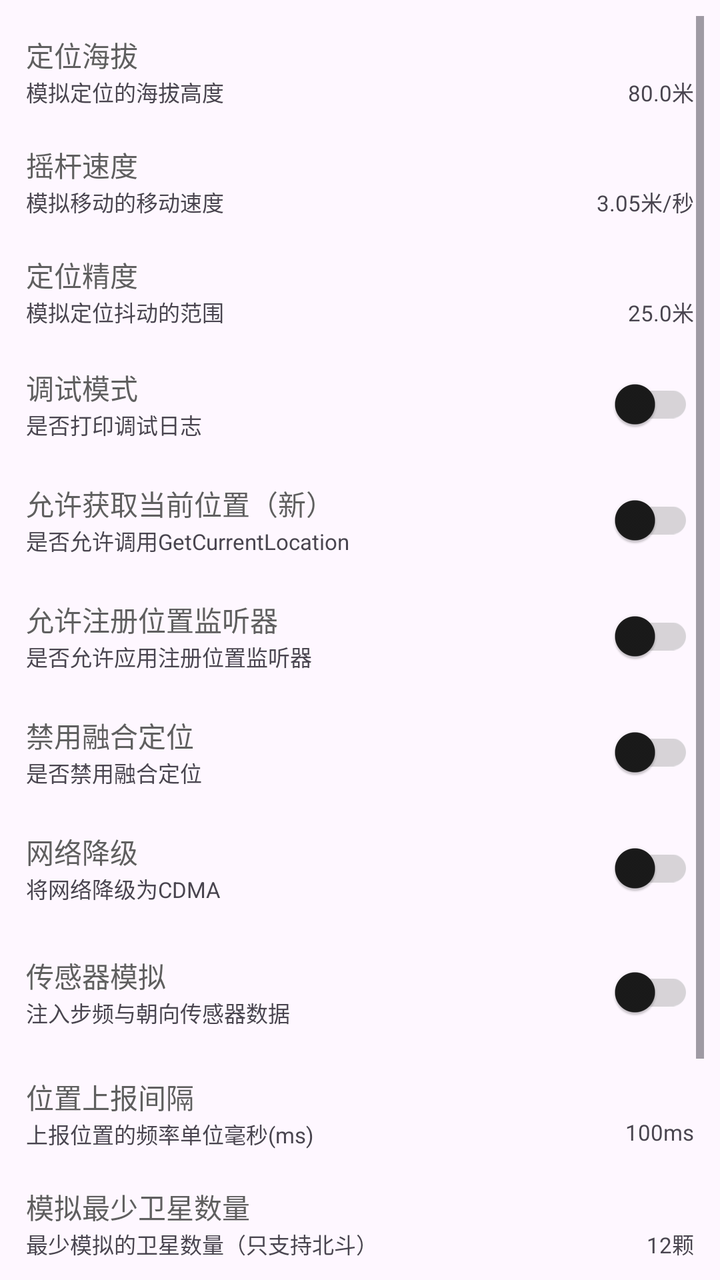
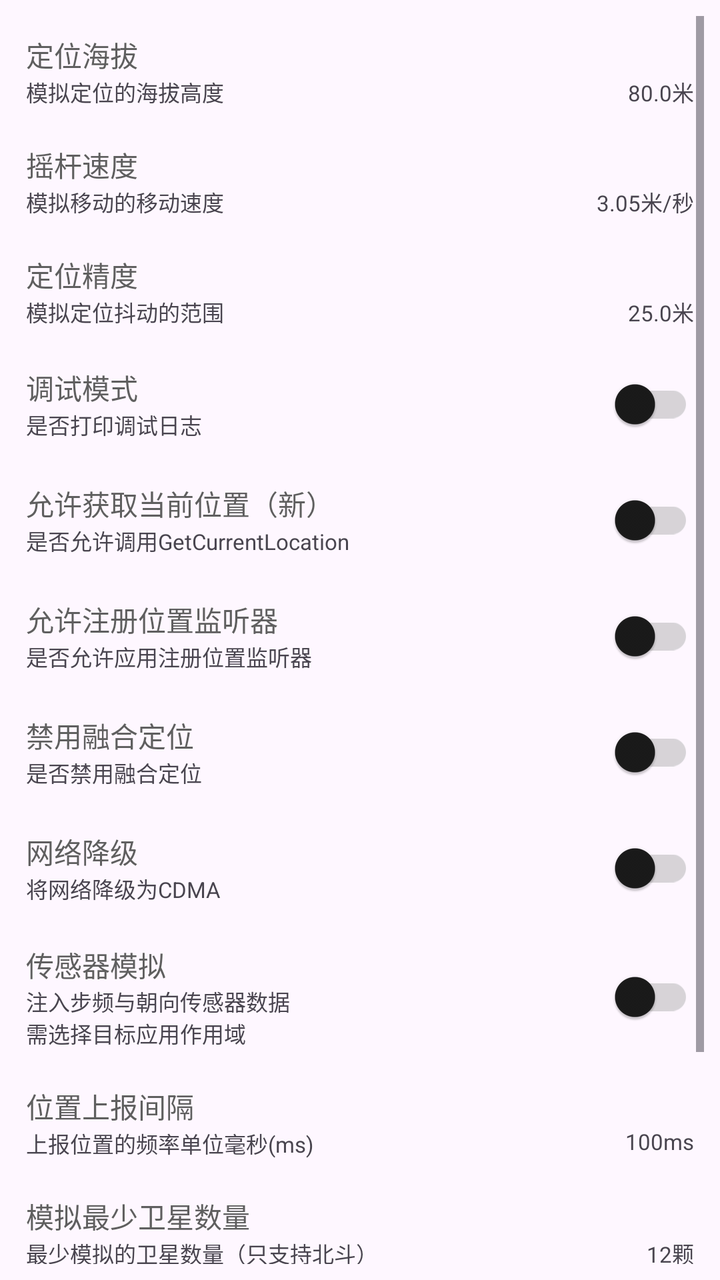

Before-and-after screenshots of an Android layout around one commit, followed by the original layout XML and the change that was made.
<!-- AndroidManifest.xml: application theme AppTheme -->
<!-- res/layout/fragment_settings.xml -->
<?xml version="1.0" encoding="utf-8"?>
<androidx.constraintlayout.widget.ConstraintLayout xmlns:android="http://schemas.android.com/apk/res/android"
    xmlns:app="http://schemas.android.com/apk/res-auto"
    xmlns:tools="http://schemas.android.com/tools"
    android:layout_width="match_parent"
    android:layout_height="match_parent"
    android:padding="8dp"
    tools:context=".ui.settings.SettingsFragment">

    <ScrollView
        android:layout_width="match_parent"
        android:layout_height="0dp"
        app:layout_constraintTop_toTopOf="parent"
        app:layout_constraintStart_toStartOf="parent">

        <LinearLayout
            android:layout_width="match_parent"
            android:layout_height="wrap_content"
            android:orientation="vertical">

            <LinearLayout
                android:id="@+id/selinux_layout"
                android:visibility="gone"
                android:layout_width="match_parent"
                android:layout_height="wrap_content"
                android:gravity="center_vertical"
                android:orientation="horizontal"
                android:padding="5dp">
                <LinearLayout
                    android:layout_width="0dp"
                    android:layout_height="wrap_content"
                    android:layout_weight="1"
                    android:orientation="vertical"
                    android:gravity="center_vertical">
                    <com.google.android.material.textview.MaterialTextView
                        android:layout_width="wrap_content"
                        android:layout_height="wrap_content"
                        android:text="@string/selinux"
                        android:textColor="?attr/colorOnSurfaceVariant" />
                    <com.google.android.material.textview.MaterialTextView
                        android:layout_width="wrap_content"
                        android:layout_height="wrap_content"
                        android:text="@string/need_open_selinux"
                        android:textSize="11sp" />
                </LinearLayout>
                <com.google.android.material.switchmaterial.SwitchMaterial
                    android:id="@+id/selinux_switch"
                    android:layout_width="0dp"
                    android:layout_weight="1"
                    android:layout_height="wrap_content"
                    android:layout_gravity="center_vertical"
                    app:useMaterialThemeColors="true"
                    app:trackTint="@color/switch_track_tint"/>
            </LinearLayout>

            <androidx.constraintlayout.widget.ConstraintLayout
                android:id="@+id/altitude_layout"
                android:layout_width="match_parent"
                android:layout_height="wrap_content"
                android:gravity="center_vertical"
                android:padding="5dp"
                android:layout_marginTop="4dp"
                android:layout_marginBottom="4dp">

                <com.google.android.material.textview.MaterialTextView
                    android:id="@+id/altitude_title"
                    android:layout_width="wrap_content"
                    android:layout_height="wrap_content"
                    android:text="@string/altitude"
                    android:textColor="?attr/colorOnSurfaceVariant"
                    app:layout_constraintStart_toStartOf="parent"
                    app:layout_constraintTop_toTopOf="parent"/>

                <com.google.android.material.textview.MaterialTextView
                    android:id="@+id/altitude_desc"
                    android:layout_width="wrap_content"
                    android:layout_height="wrap_content"
                    android:text="@string/altitude_desc"
                    android:textSize="11sp"
                    app:layout_constraintStart_toStartOf="parent"
                    app:layout_constraintTop_toBottomOf="@id/altitude_title"/>

                <com.google.android.material.textview.MaterialTextView
                    android:id="@+id/altitude_value"
                    android:layout_width="wrap_content"
                    android:layout_height="wrap_content"
                    android:text="80.0米"
                    android:textSize="11sp"
                    app:layout_constraintTop_toBottomOf="@id/altitude_title"
                    app:layout_constraintEnd_toEndOf="parent" />

            </androidx.constraintlayout.widget.ConstraintLayout>

            <androidx.constraintlayout.widget.ConstraintLayout
                android:id="@+id/speed_layout"
                android:layout_width="match_parent"
                android:layout_height="wrap_content"
                android:gravity="center_vertical"
                android:padding="5dp"
                android:layout_marginTop="4dp"
                android:layout_marginBottom="4dp">

                <com.google.android.material.textview.MaterialTextView
                    android:id="@+id/speed_title"
                    android:layout_width="wrap_content"
                    android:layout_height="wrap_content"
                    android:text="@string/rocker_speed"
                    android:textColor="?attr/colorOnSurfaceVariant"
                    app:layout_constraintStart_toStartOf="parent"
                    app:layout_constraintTop_toTopOf="parent"/>

                <com.google.android.material.textview.MaterialTextView
                    android:id="@+id/speed_desc"
                    android:layout_width="wrap_content"
                    android:layout_height="wrap_content"
                    android:text="@string/rocker_speed_desc"
                    android:textSize="11sp"
                    app:layout_constraintStart_toStartOf="parent"
                    app:layout_constraintTop_toBottomOf="@id/speed_title"/>

                <com.google.android.material.textview.MaterialTextView
                    android:id="@+id/speed_value"
                    android:layout_width="wrap_content"
                    android:layout_height="wrap_content"
                    android:text="3.05米/秒"
                    android:textSize="11sp"
                    app:layout_constraintTop_toBottomOf="@id/speed_title"
                    app:layout_constraintEnd_toEndOf="parent" />

            </androidx.constraintlayout.widget.ConstraintLayout>

            <androidx.constraintlayout.widget.ConstraintLayout
                android:id="@+id/accuracy_layout"
                android:layout_width="match_parent"
                android:layout_height="wrap_content"
                android:gravity="center_vertical"
                android:padding="5dp"
                android:layout_marginTop="4dp"
                android:layout_marginBottom="4dp">

                <com.google.android.material.textview.MaterialTextView
                    android:id="@+id/accuracy_title"
                    android:layout_width="wrap_content"
                    android:layout_height="wrap_content"
                    android:text="@string/accuracy"
                    android:textColor="?attr/colorOnSurfaceVariant"
                    app:layout_constraintStart_toStartOf="parent"
                    app:layout_constraintTop_toTopOf="parent"/>

                <com.google.android.material.textview.MaterialTextView
                    android:id="@+id/accuracy_desc"
                    android:layout_width="wrap_content"
                    android:layout_height="wrap_content"
                    android:text="@string/accuracy_desc"
                    android:textSize="11sp"
                    app:layout_constraintStart_toStartOf="parent"
                    app:layout_constraintTop_toBottomOf="@id/accuracy_title"/>

                <com.google.android.material.textview.MaterialTextView
                    android:id="@+id/accuracy_value"
                    android:layout_width="wrap_content"
                    android:layout_height="wrap_content"
                    android:text="25.0米"
                    android:textSize="11sp"
                    app:layout_constraintTop_toBottomOf="@id/accuracy_title"
                    app:layout_constraintEnd_toEndOf="parent" />

            </androidx.constraintlayout.widget.ConstraintLayout>

            <LinearLayout
                android:id="@+id/debug_layout"
                android:layout_width="match_parent"
                android:layout_height="wrap_content"
                android:padding="5dp"
                android:gravity="center_vertical"
                android:orientation="horizontal">
                <LinearLayout
                    android:layout_width="0dp"
                    android:layout_height="wrap_content"
                    android:layout_weight="1"
                    android:orientation="vertical"
                    android:gravity="center_vertical">
                    <com.google.android.material.textview.MaterialTextView
                        android:layout_width="wrap_content"
                        android:layout_height="wrap_content"
                        android:text="@string/debug"
                        android:textColor="?attr/colorOnSurfaceVariant" />
                    <com.google.android.material.textview.MaterialTextView
                        android:layout_width="wrap_content"
                        android:layout_height="wrap_content"
                        android:text="@string/debug_desc"
                        android:textSize="11sp" />
                </LinearLayout>
                <com.google.android.material.switchmaterial.SwitchMaterial
                    android:id="@+id/debug_switch"
                    android:layout_width="0dp"
                    android:layout_weight="1"
                    android:layout_height="wrap_content"
                    android:layout_gravity="center_vertical"
                    app:useMaterialThemeColors="true"
                    app:trackTint="@color/switch_track_tint"/>
            </LinearLayout>

            <LinearLayout
                android:id="@+id/dgc_layout"
                android:layout_width="match_parent"
                android:layout_height="wrap_content"
                android:gravity="center_vertical"
                android:padding="5dp"
                android:orientation="horizontal">
                <LinearLayout
                    android:layout_width="0dp"
                    android:layout_height="wrap_content"
                    android:layout_weight="1"
                    android:orientation="vertical"
                    android:gravity="center_vertical">
                    <com.google.android.material.textview.MaterialTextView
                        android:layout_width="wrap_content"
                        android:layout_height="wrap_content"
                        android:text="@string/dgc"
                        android:textColor="?attr/colorOnSurfaceVariant" />
                    <com.google.android.material.textview.MaterialTextView
                        android:layout_width="wrap_content"
                        android:layout_height="wrap_content"
                        android:text="@string/dgc_desc"
                        android:textSize="11sp" />
                </LinearLayout>
                <com.google.android.material.switchmaterial.SwitchMaterial
                    android:id="@+id/dgc_switch"
                    android:layout_width="0dp"
                    android:layout_weight="1"
                    android:layout_height="wrap_content"
                    android:layout_gravity="center_vertical"
                    app:useMaterialThemeColors="true"
                    app:trackTint="@color/switch_track_tint"/>
            </LinearLayout>

            <LinearLayout
                android:id="@+id/rll_layout"
                android:layout_width="match_parent"
                android:layout_height="wrap_content"
                android:gravity="center_vertical"
                android:padding="5dp"
                android:orientation="horizontal">
                <LinearLayout
                    android:layout_width="0dp"
                    android:layout_height="wrap_content"
                    android:layout_weight="1"
                    android:orientation="vertical"
                    android:gravity="center_vertical">
                    <com.google.android.material.textview.MaterialTextView
                        android:layout_width="wrap_content"
                        android:layout_height="wrap_content"
                        android:text="@string/rll"
                        android:textColor="?attr/colorOnSurfaceVariant" />
                    <com.google.android.material.textview.MaterialTextView
                        android:layout_width="wrap_content"
                        android:layout_height="wrap_content"
                        android:text="@string/rll_desc"
                        android:textSize="11sp" />
                </LinearLayout>
                <com.google.android.material.switchmaterial.SwitchMaterial
                    android:id="@+id/rll_switch"
                    android:layout_width="0dp"
                    android:layout_weight="1"
                    android:layout_height="wrap_content"
                    android:layout_gravity="center_vertical"
                    app:useMaterialThemeColors="true"
                    app:trackTint="@color/switch_track_tint"/>
            </LinearLayout>

            <LinearLayout
                android:id="@+id/dfused_layout"
                android:layout_width="match_parent"
                android:layout_height="wrap_content"
                android:gravity="center_vertical"
                android:padding="5dp"
                android:orientation="horizontal">
                <LinearLayout
                    android:layout_width="0dp"
                    android:layout_height="wrap_content"
                    android:layout_weight="1"
                    android:orientation="vertical"
                    android:gravity="center_vertical">
                    <com.google.android.material.textview.MaterialTextView
                        android:layout_width="wrap_content"
                        android:layout_height="wrap_content"
                        android:text="@string/dfused"
                        android:textColor="?attr/colorOnSurfaceVariant" />
                    <com.google.android.material.textview.MaterialTextView
                        android:layout_width="wrap_content"
                        android:layout_height="wrap_content"
                        android:text="@string/dfused_desc"
                        android:textSize="11sp" />
                </LinearLayout>
                <com.google.android.material.switchmaterial.SwitchMaterial
                    android:id="@+id/dfused_switch"
                    android:layout_width="0dp"
                    android:layout_weight="1"
                    android:layout_height="wrap_content"
                    android:layout_gravity="center_vertical"
                    app:useMaterialThemeColors="true"
                    app:trackTint="@color/switch_track_tint"/>
            </LinearLayout>

            <LinearLayout
                android:id="@+id/cdma_layout"
                android:layout_width="match_parent"
                android:layout_height="wrap_content"
                android:gravity="center_vertical"
                android:padding="5dp"
                android:orientation="horizontal">
                <LinearLayout
                    android:layout_width="0dp"
                    android:layout_height="wrap_content"
                    android:layout_weight="1"
                    android:orientation="vertical"
                    android:gravity="center_vertical">
                    <com.google.android.material.textview.MaterialTextView
                        android:layout_width="wrap_content"
                        android:layout_height="wrap_content"
                        android:text="@string/cdma"
                        android:textColor="?attr/colorOnSurfaceVariant" />
                    <com.google.android.material.textview.MaterialTextView
                        android:layout_width="wrap_content"
                        android:layout_height="wrap_content"
                        android:text="@string/cdma_desc"
                        android:textSize="11sp" />
                </LinearLayout>
                <com.google.android.material.switchmaterial.SwitchMaterial
                    android:id="@+id/cdma_switch"
                    android:layout_width="0dp"
                    android:layout_weight="1"
                    android:layout_height="wrap_content"
                    android:layout_gravity="center_vertical"
                    app:useMaterialThemeColors="true"
                    app:trackTint="@color/switch_track_tint"/>
            </LinearLayout>

            <LinearLayout
                android:id="@+id/sensor_hook_layout"
                android:layout_width="match_parent"
                android:layout_height="wrap_content"
                android:visibility="gone"
                android:gravity="center_vertical"
                android:padding="5dp"
                android:orientation="horizontal">
                <LinearLayout
                    android:layout_width="0dp"
                    android:layout_height="wrap_content"
                    android:layout_weight="1"
                    android:orientation="vertical"
                    android:gravity="center_vertical">
                    <com.google.android.material.textview.MaterialTextView
                        android:layout_width="wrap_content"
                        android:layout_height="wrap_content"
                        android:text="@string/hook_sensor"
                        android:textColor="?attr/colorOnSurfaceVariant" />
                    <com.google.android.material.textview.MaterialTextView
                        android:layout_width="wrap_content"
                        android:layout_height="wrap_content"
                        android:text="@string/hook_sensor_desc"
                        android:textSize="11sp" />
                </LinearLayout>
                <com.google.android.material.switchmaterial.SwitchMaterial
                    android:id="@+id/sensor_hook_switch"
                    android:layout_width="0dp"
                    android:layout_weight="1"
                    android:layout_height="wrap_content"
                    android:layout_gravity="center_vertical"
                    app:useMaterialThemeColors="true"
                    app:trackTint="@color/switch_track_tint"/>
            </LinearLayout>

            <LinearLayout
                android:id="@+id/sensor_mock_mode_layout"
                android:layout_width="match_parent"
                android:layout_height="wrap_content"
                android:layout_marginTop="4dp"
                android:layout_marginBottom="4dp"
                android:gravity="center_vertical"
                android:orientation="horizontal"
                android:padding="5dp">
                <LinearLayout
                    android:layout_width="0dp"
                    android:layout_height="wrap_content"
                    android:layout_weight="1"
                    android:gravity="center_vertical"
                    android:orientation="vertical">
                    <com.google.android.material.textview.MaterialTextView
                        android:layout_width="wrap_content"
                        android:layout_height="wrap_content"
                        android:text="传感器模拟"
                        android:textColor="?attr/colorOnSurfaceVariant" />
                    <com.google.android.material.textview.MaterialTextView
                        android:layout_width="wrap_content"
                        android:layout_height="wrap_content"
                        android:textSize="11sp"
                        android:text="注入步频与朝向传感器数据" />
                </LinearLayout>
                <com.google.android.material.switchmaterial.SwitchMaterial
                    android:id="@+id/sensor_mock_enabled_switch"
                    android:layout_width="0dp"
                    android:layout_weight="1"
                    android:layout_height="wrap_content"
                    android:layout_gravity="center_vertical"
                    app:useMaterialThemeColors="true"
                    app:trackTint="@color/switch_track_tint"/>
            </LinearLayout>

            <androidx.constraintlayout.widget.ConstraintLayout
                android:id="@+id/report_duration_layout"
                android:layout_width="match_parent"
                android:layout_height="wrap_content"
                android:gravity="center_vertical"
                android:padding="5dp"
                android:layout_marginTop="4dp"
                android:layout_marginBottom="4dp">

                <com.google.android.material.textview.MaterialTextView
                    android:id="@+id/report_duration_title"
                    android:layout_width="wrap_content"
                    android:layout_height="wrap_content"
                    android:text="@string/item_report_duration_title"
                    android:textColor="?attr/colorOnSurfaceVariant"
                    app:layout_constraintStart_toStartOf="parent"
                    app:layout_constraintTop_toTopOf="parent"/>

                <com.google.android.material.textview.MaterialTextView
                    android:id="@+id/report_duration_desc"
                    android:layout_width="wrap_content"
                    android:layout_height="wrap_content"
                    android:text="@string/item_report_duration_desc"
                    android:textSize="11sp"
                    app:layout_constraintStart_toStartOf="parent"
                    app:layout_constraintTop_toBottomOf="@id/report_duration_title"/>

                <com.google.android.material.textview.MaterialTextView
                    android:id="@+id/report_duration_value"
                    android:layout_width="wrap_content"
                    android:layout_height="wrap_content"
                    android:text="@string/item_report_duration_value"
                    android:textSize="11sp"
                    app:layout_constraintTop_toBottomOf="@id/report_duration_title"
                    app:layout_constraintEnd_toEndOf="parent" />

            </androidx.constraintlayout.widget.ConstraintLayout>

            <androidx.constraintlayout.widget.ConstraintLayout
                android:id="@+id/satellite_count_layout"
                android:layout_width="match_parent"
                android:layout_height="wrap_content"
                android:gravity="center_vertical"
                android:padding="5dp"
                android:layout_marginTop="4dp"
                android:layout_marginBottom="4dp">

                <com.google.android.material.textview.MaterialTextView
                    android:id="@+id/satellite_count_title"
                    android:layout_width="wrap_content"
                    android:layout_height="wrap_content"
                    android:text="模拟最少卫星数量"
                    android:textColor="?attr/colorOnSurfaceVariant"
                    app:layout_constraintStart_toStartOf="parent"
                    app:layout_constraintTop_toTopOf="parent"/>

                <com.google.android.material.textview.MaterialTextView
                    android:id="@+id/satellite_count_desc"
                    android:layout_width="wrap_content"
                    android:layout_height="wrap_content"
                    android:text="最少模拟的卫星数量（只支持北斗）"
                    android:textSize="11sp"
                    app:layout_constraintStart_toStartOf="parent"
                    app:layout_constraintTop_toBottomOf="@id/satellite_count_title"/>

                <com.google.android.material.textview.MaterialTextView
                    android:id="@+id/satellite_count_value"
                    android:layout_width="wrap_content"
                    android:layout_height="wrap_content"
                    android:text="12颗"
                    android:textSize="11sp"
                    app:layout_constraintTop_toBottomOf="@id/satellite_count_title"
                    app:layout_constraintEnd_toEndOf="parent" />

            </androidx.constraintlayout.widget.ConstraintLayout>

            <LinearLayout
                android:id="@+id/disable_wlan_scan_layout"
                android:layout_width="match_parent"
                android:layout_height="wrap_content"
                android:gravity="center_vertical"
                android:padding="5dp"
                android:orientation="horizontal">
                <LinearLayout
                    android:layout_width="0dp"
                    android:layout_height="wrap_content"
                    android:layout_weight="1"
                    android:orientation="vertical"
                    android:gravity="center_vertical">
                    <com.google.android.material.textview.MaterialTextView
                        android:layout_width="wrap_content"
                        android:layout_height="wrap_content"
                        android:text="禁用扫描WIFI列表"
                        android:textColor="?attr/colorOnSurfaceVariant" />
                    <com.google.android.material.textview.MaterialTextView
                        android:layout_width="wrap_content"
                        android:layout_height="wrap_content"
                        android:text="一定程度解决位置拉回（测试）"
                        android:textSize="11sp" />
                </LinearLayout>
                <com.google.android.material.switchmaterial.SwitchMaterial
                    android:id="@+id/disable_wlan_scan_switch"
                    android:layout_width="0dp"
                    android:layout_weight="1"
                    android:layout_height="wrap_content"
                    android:layout_gravity="center_vertical"
                    app:useMaterialThemeColors="true"
                    app:trackTint="@color/switch_track_tint"/>
            </LinearLayout>

            <LinearLayout
                android:id="@+id/loop_broadcast_location_layout"
                android:layout_width="match_parent"
                android:layout_height="wrap_content"
                android:gravity="center_vertical"
                android:padding="5dp"
                android:orientation="horizontal">
                <LinearLayout
                    android:layout_width="0dp"
                    android:layout_height="wrap_content"
                    android:layout_weight="1"
                    android:orientation="vertical"
                    android:gravity="center_vertical">
                    <com.google.android.material.textview.MaterialTextView
                        android:layout_width="wrap_content"
                        android:layout_height="wrap_content"
                        android:text="反定位拉回"
                        android:textColor="?attr/colorOnSurfaceVariant" />
                    <com.google.android.material.textview.MaterialTextView
                        android:layout_width="wrap_content"
                        android:layout_height="wrap_content"
                        android:text="解决位置拉回问题 可能导致发热"
                        android:textSize="11sp" />
                </LinearLayout>
                <com.google.android.material.switchmaterial.SwitchMaterial
                    android:id="@+id/loop_broadcast_location_switch"
                    android:layout_width="0dp"
                    android:layout_weight="1"
                    android:layout_height="wrap_content"
                    android:layout_gravity="center_vertical"
                    app:useMaterialThemeColors="true"
                    app:trackTint="@color/switch_track_tint"/>
            </LinearLayout>
        </LinearLayout>

    </ScrollView>
</androidx.constraintlayout.widget.ConstraintLayout>
<!-- resources referenced by this layout -->
<resources>
  <string name="accuracy">定位精度</string>
  <string name="accuracy_desc">模拟定位抖动的范围</string>
  <string name="altitude">定位海拔</string>
  <string name="altitude_desc">模拟定位的海拔高度</string>
  <string name="cdma">网络降级</string>
  <string name="cdma_desc">将网络降级为CDMA</string>
  <string name="debug">调试模式</string>
  <string name="debug_desc">是否打印调试日志</string>
  <string name="dfused">禁用融合定位</string>
  <string name="dfused_desc">是否禁用融合定位</string>
  <string name="dgc">允许获取当前位置（新）</string>
  <string name="dgc_desc">是否允许调用GetCurrentLocation</string>
  <string name="hook_sensor">传感器劫持</string>
  <string name="hook_sensor_desc">模拟步频（待完善）</string>
  <string name="item_report_duration_desc">上报位置的频率单位毫秒(ms)</string>
  <string name="item_report_duration_title">位置上报间隔</string>
  <string name="item_report_duration_value">100ms</string>
  <string name="need_open_selinux">是否开启SELinux</string>
  <string name="rll">允许注册位置监听器</string>
  <string name="rll_desc">是否允许应用注册位置监听器</string>
  <string name="rocker_speed">摇杆速度</string>
  <string name="rocker_speed_desc">模拟移动的移动速度</string>
  <string name="selinux">SELinux</string>
  <style name="AppTheme" parent="Theme.Material3.Light.NoActionBar">
          
          <item name="colorPrimary">#5F5F5F</item>
          <item name="colorOnPrimary">#FFFFFF</item>
          <item name="colorPrimaryContainer">#E0E0E0</item>
          <item name="colorOnPrimaryContainer">#1E1E1E</item>
          <item name="colorSecondary">#494949</item>
          <item name="colorOnSecondary">#FFFFFF</item>
          <item name="colorSecondaryContainer">#E7E7E7</item>
          <item name="colorOnSecondaryContainer">#2A2A2A</item>
          <item name="colorSurface">#FFFFFF</item>
          <item name="colorOnSurface">#1A1A1A</item>
          <item name="colorSurfaceVariant">#F0F0F0</item>
          <item name="colorOnSurfaceVariant">#5F5F5F</item>
          <item name="colorOutline">#747474</item>
  
          
          <item name="portalFabIconTint">#1A1A1A</item>
  
          
          <item name="android:statusBarColor">@android:color/transparent</item>
          <item name="android:windowDrawsSystemBarBackgrounds">true</item>
          <item name="android:windowTranslucentStatus">true</item>
          <item name="windowActionModeOverlay">true</item>
          <item name="windowActionBar">false</item>
          <item name="windowNoTitle">true</item>
  
          
          <item name="searchViewStyle">@style/Portal.SearchViewStyle</item>
          <item name="sliderStyle">@style/Portal.SliderTheme</item>
          <item name="android:popupMenuStyle">@style/PortalPopupMenuStyle</item>
      </style>
  <style name="Portal.SearchViewStyle" parent="Widget.AppCompat.SearchView" />
  <style name="Portal.SliderTheme" parent="Widget.Material3.Slider" />
  <style name="PortalPopupMenuStyle" parent="Widget.Material3.PopupMenu">
          <item name="android:popupAnimationStyle">@style/PortalPopupAnimation</item>
      </style>
  <style name="PortalPopupAnimation">
          <item name="android:windowEnterAnimation">@anim/popup_in_top_end</item>
          <item name="android:windowExitAnimation">@anim/popup_out_top_end</item>
      </style>
</resources>

<!-- the commit's change to res/layout/fragment_settings.xml (unified diff, before → after) -->
@@ -396,7 +396,7 @@
                         android:layout_width="wrap_content"
                         android:layout_height="wrap_content"
                         android:textSize="11sp"
-                        android:text="注入步频与朝向传感器数据" />
+                        android:text="注入步频与朝向传感器数据\n需选择目标应用作用域" />
                 </LinearLayout>
                 <com.google.android.material.switchmaterial.SwitchMaterial
                     android:id="@+id/sensor_mock_enabled_switch"
